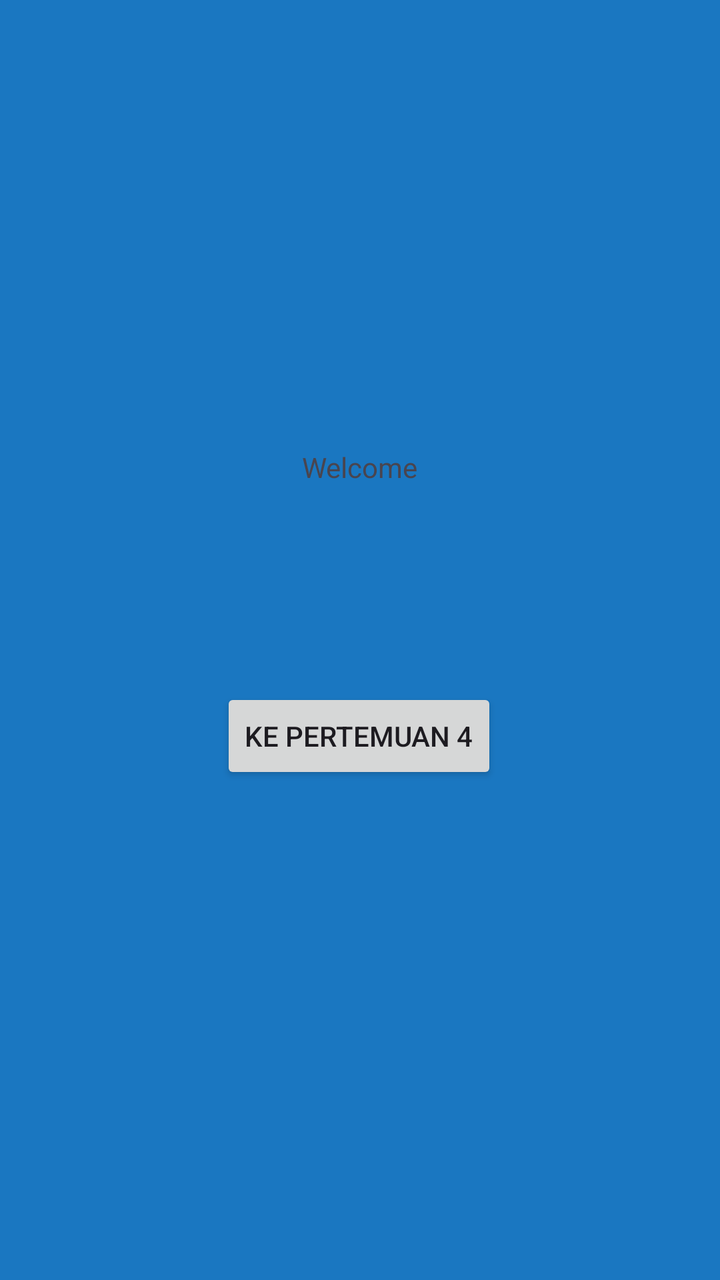
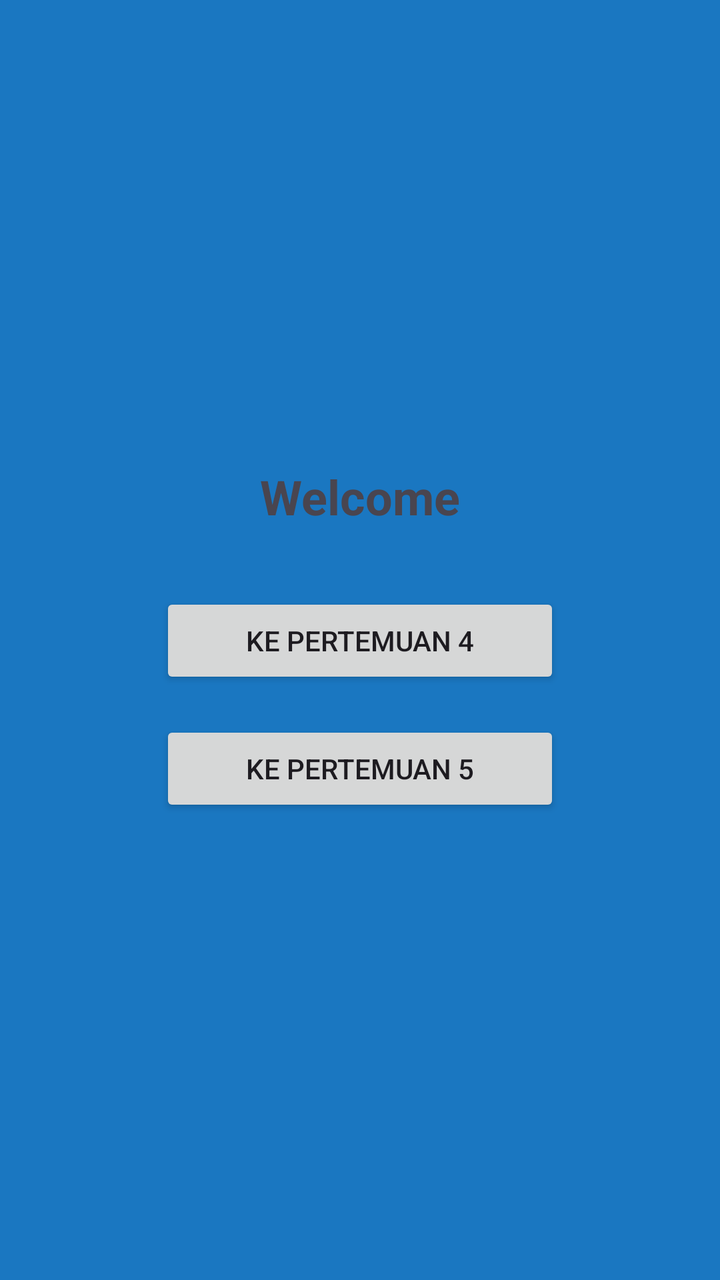

Two renders of the same Android screen: before a commit and after it. Below are the layout's source before the change and the commit's diff.
<!-- AndroidManifest.xml: application theme Theme.Trinaldi -->
<!-- res/layout/activity_main.xml -->
<?xml version="1.0" encoding="utf-8"?>
<androidx.constraintlayout.widget.ConstraintLayout xmlns:android="http://schemas.android.com/apk/res/android"
    xmlns:app="http://schemas.android.com/apk/res-auto"
    xmlns:tools="http://schemas.android.com/tools"
    android:id="@+id/main"
    android:background="@color/bg"
    android:layout_width="match_parent"
    android:layout_height="match_parent"
    tools:context=".MainActivity">

    <Button
        android:id="@+id/btnToFourth"
        android:layout_width="wrap_content"
        android:layout_height="wrap_content"
        android:layout_marginTop="68dp"
        android:text="Ke Pertemuan 4"
        app:layout_constraintBottom_toBottomOf="parent"
        app:layout_constraintEnd_toEndOf="parent"
        app:layout_constraintHorizontal_bias="0.498"
        app:layout_constraintStart_toStartOf="parent"
        app:layout_constraintTop_toBottomOf="@+id/textView4"
        app:layout_constraintVertical_bias="0.118" />

    <TextView
        android:id="@+id/textView4"
        android:layout_width="wrap_content"
        android:layout_height="wrap_content"
        android:layout_marginTop="224dp"
        android:text="Welcome"
        app:layout_constraintEnd_toEndOf="parent"
        app:layout_constraintStart_toStartOf="parent"
        app:layout_constraintTop_toTopOf="parent" />

</androidx.constraintlayout.widget.ConstraintLayout>
<!-- resources referenced by this layout -->
<resources>
  <color name="bg">#1A77C1</color>
  <style name="Theme.Trinaldi" parent="Base.Theme.Trinaldi" />
  <style name="Base.Theme.Trinaldi" parent="Theme.Material3.DayNight.NoActionBar">
          
          
      </style>
</resources>

<!-- the commit's change to res/layout/activity_main.xml (unified diff, before → after) -->
@@ -3,32 +3,45 @@
     xmlns:app="http://schemas.android.com/apk/res-auto"
     xmlns:tools="http://schemas.android.com/tools"
     android:id="@+id/main"
-    android:background="@color/bg"
     android:layout_width="match_parent"
     android:layout_height="match_parent"
+    android:background="@color/bg"
+    android:padding="24dp"
     tools:context=".MainActivity">
-
-    <Button
-        android:id="@+id/btnToFourth"
-        android:layout_width="wrap_content"
-        android:layout_height="wrap_content"
-        android:layout_marginTop="68dp"
-        android:text="Ke Pertemuan 4"
-        app:layout_constraintBottom_toBottomOf="parent"
-        app:layout_constraintEnd_toEndOf="parent"
-        app:layout_constraintHorizontal_bias="0.498"
-        app:layout_constraintStart_toStartOf="parent"
-        app:layout_constraintTop_toBottomOf="@+id/textView4"
-        app:layout_constraintVertical_bias="0.118" />
 
     <TextView
         android:id="@+id/textView4"
         android:layout_width="wrap_content"
         android:layout_height="wrap_content"
-        android:layout_marginTop="224dp"
         android:text="Welcome"
+        android:textSize="24sp"
+        android:textStyle="bold"
+        app:layout_constraintBottom_toTopOf="@+id/btnToFourth"
         app:layout_constraintEnd_toEndOf="parent"
         app:layout_constraintStart_toStartOf="parent"
-        app:layout_constraintTop_toTopOf="parent" />
+        app:layout_constraintTop_toTopOf="parent"
+        app:layout_constraintVertical_chainStyle="packed" />
+
+    <Button
+        android:id="@+id/btnToFourth"
+        android:layout_width="200dp"
+        android:layout_height="wrap_content"
+        android:layout_marginTop="32dp"
+        android:text="Ke Pertemuan 4"
+        app:layout_constraintBottom_toTopOf="@+id/btnTOFifth"
+        app:layout_constraintEnd_toEndOf="parent"
+        app:layout_constraintStart_toStartOf="parent"
+        app:layout_constraintTop_toBottomOf="@+id/textView4" />
+
+    <Button
+        android:id="@+id/btnTOFifth"
+        android:layout_width="200dp"
+        android:layout_height="wrap_content"
+        android:layout_marginTop="16dp"
+        android:text="Ke Pertemuan 5"
+        app:layout_constraintBottom_toBottomOf="parent"
+        app:layout_constraintEnd_toEndOf="parent"
+        app:layout_constraintStart_toStartOf="parent"
+        app:layout_constraintTop_toBottomOf="@+id/btnToFourth" />
 
 </androidx.constraintlayout.widget.ConstraintLayout>
